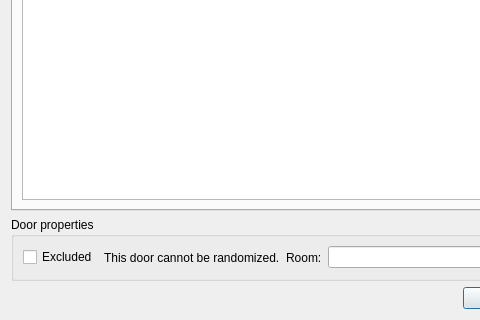
YonicDev/mpdr, file DoorRandomizer/GUI/DoorExcluder/doorexcluder.ui: the form before one commit; both pictures show x 0 to 480 and y 160 to 480 of the 640 by 480 pixel window.
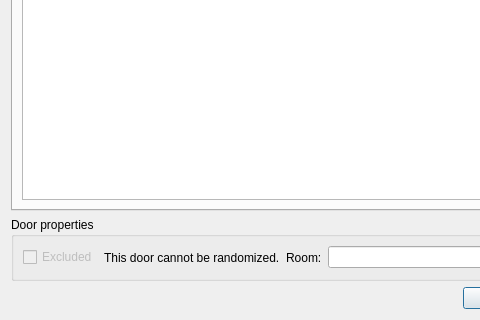
The form after the commit.

Commit message: Add Phazon Mines doors and disable exclude checkbox on start

What changed in the file:
```diff
--- a/DoorRandomizer/GUI/DoorExcluder/doorexcluder.ui
+++ b/DoorRandomizer/GUI/DoorExcluder/doorexcluder.ui
@@ -81,6 +81,9 @@
        <layout class="QHBoxLayout" name="horizontalLayout">
         <item>
          <widget class="QCheckBox" name="checkBox">
+          <property name="enabled">
+           <bool>false</bool>
+          </property>
           <property name="text">
            <string>Excluded</string>
           </property>
```
The commit also changes 1 other file.
